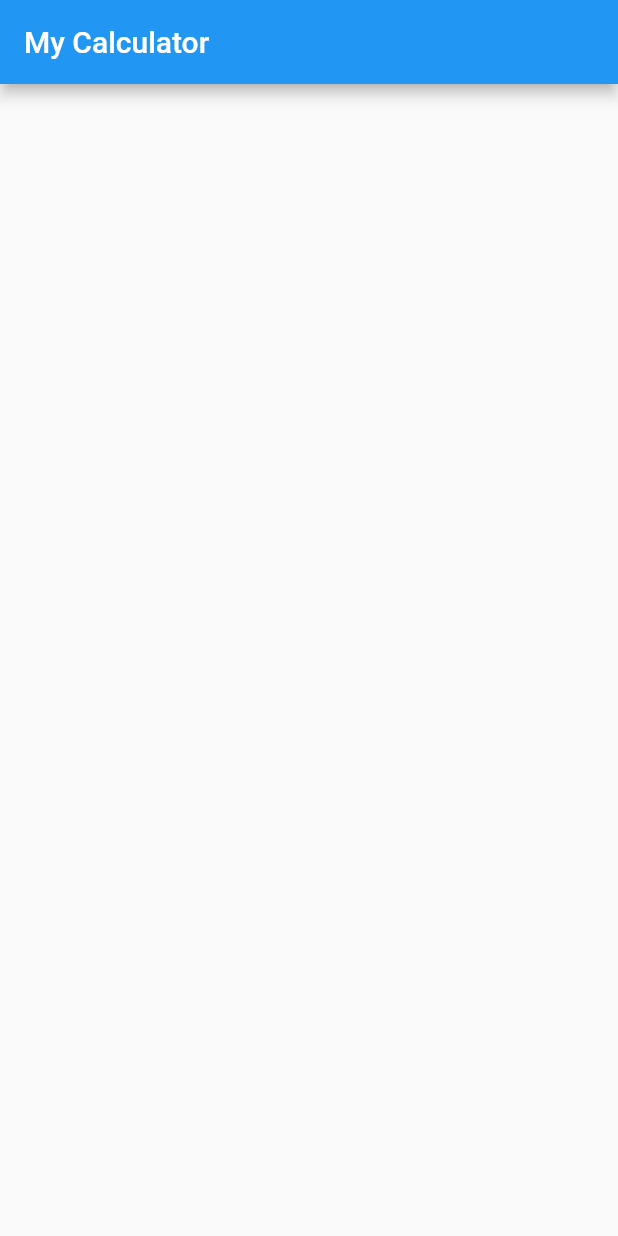
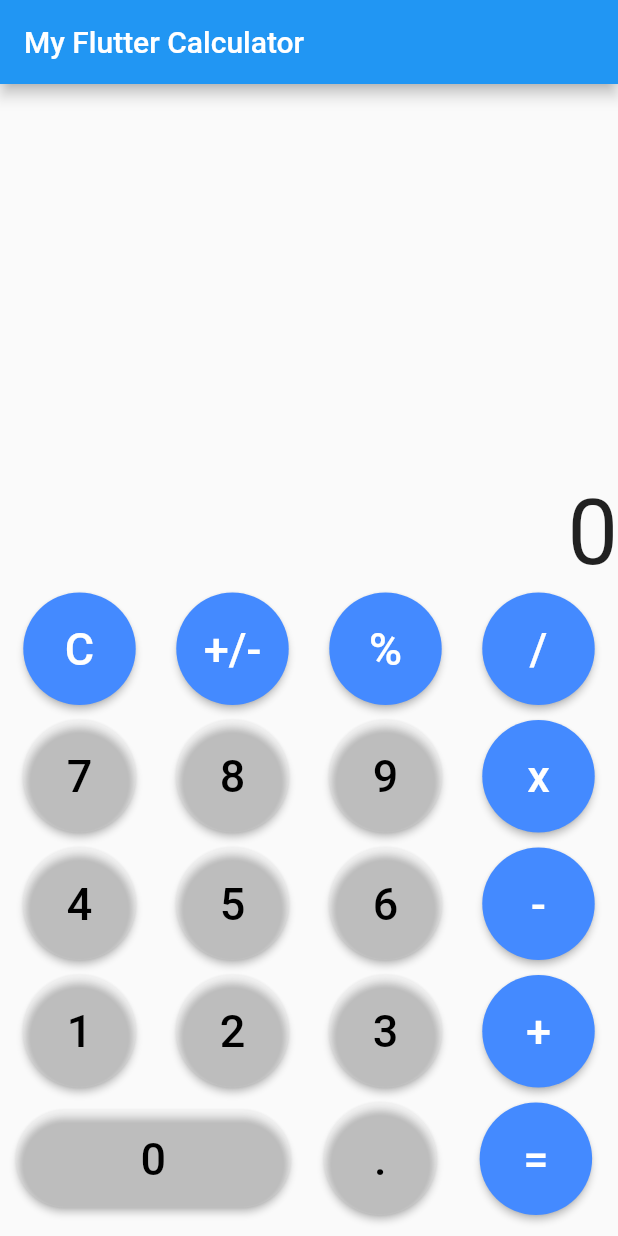
Before and after one commit to AymenSoft/FlutterCalculator, a Flutter app: the screen it shows after launch, on a phone screen of 412 x 824 dp. Run offline on Flutter 3.47's test engine with Material 2 defaults, Android fonts, the phone set to English and light mode, and no system bars.

Commit message:
create calculator interface

```diff
--- a/lib/calculator.dart
+++ b/lib/calculator.dart
@@ -21,8 +21,111 @@ class CalculatorState extends State<Calculator>{
   @override
   Widget build(BuildContext context) {
     return Container(
-
+      margin: EdgeInsets.only(bottom: 9),
+      child: Column(
+        mainAxisAlignment: MainAxisAlignment.end,
+        children: <Widget>[
+          Row(//top operation and result text
+            children: <Widget>[
+              Expanded(
+                child: Text(
+                  text,
+                  textAlign: TextAlign.right,
+                  style: TextStyle(
+                      fontSize: 60,
+                      fontStyle: FontStyle.normal
+                  ),
+                ),
+              )
+            ],
+          ),
+          Row(
+            mainAxisAlignment: MainAxisAlignment.spaceEvenly,
+            children: <Widget>[
+              button("C", Colors.white, Colors.blueAccent),
+              button("+/-", Colors.white, Colors.blueAccent),
+              button("%", Colors.white, Colors.blueAccent),
+              button("/", Colors.white, Colors.blueAccent),
+            ],
+          ),
+          Row(
+            mainAxisAlignment: MainAxisAlignment.spaceEvenly,
+            children: <Widget>[
+              button("7", Colors.black, Colors.white10),
+              button("8", Colors.black, Colors.white10),
+              button("9", Colors.black, Colors.white10),
+              button("x", Colors.white, Colors.blueAccent),
+            ],
+          ),
+          Row(
+            mainAxisAlignment: MainAxisAlignment.spaceEvenly,
+            children: <Widget>[
+              button("4", Colors.black, Colors.white10),
+              button("5", Colors.black, Colors.white10),
+              button("6", Colors.black, Colors.white10),
+              button("-", Colors.white, Colors.blueAccent),
+            ],
+          ),
+          Row(
+            mainAxisAlignment: MainAxisAlignment.spaceEvenly,
+            children: <Widget>[
+              button("1", Colors.black, Colors.white10),
+              button("2", Colors.black, Colors.white10),
+              button("3", Colors.black, Colors.white10),
+              button("+", Colors.white, Colors.blueAccent),
+            ],
+          ),
+          Row(
+            mainAxisAlignment: MainAxisAlignment.spaceEvenly,
+            children: <Widget>[
+              button("0", Colors.black, Colors.white10),
+              button(".", Colors.black, Colors.white10),
+              button("=", Colors.white, Colors.blueAccent),
+            ],
+          )
+        ],
+      ),
     );
   }
 
+  Widget button(String btnText, Color btnTextColor, Color btnColor){
+    Container container;
+    if (btnText == "0"){
+      container = Container(
+        padding: EdgeInsets.all(5),
+        child: RaisedButton(
+          onPressed: (){},
+          child: Text(
+            btnText,
+            style: TextStyle(
+                fontSize: 30,
+                color: btnTextColor
+            ),
+          ),
+          padding: EdgeInsets.only(left: 83, right: 83, top: 15, bottom: 15),
+          color: btnColor,
+          shape: StadiumBorder(),
+        ),
+      );
+    }else {
+      container = Container(
+        padding: EdgeInsets.all(5),
+        child: RaisedButton(
+          onPressed: (){},
+          child: Text(
+            btnText,
+            style: TextStyle(
+                fontSize: 30,
+                color: btnTextColor
+            ),
+          ),
+          padding: EdgeInsets.all(20),
+          color: btnColor,
+          shape: CircleBorder(),
+        ),
+      );
+    }
+    return container ;
+  }
+
 }
--- a/lib/main.dart
+++ b/lib/main.dart
@@ -13,10 +13,10 @@ class MyApp extends StatelessWidget{
       title: "My First Calculator",
       home: Scaffold(
           appBar: AppBar(
-            title: Text("My Calculator"),
+            title: Text("My Flutter Calculator"),
           ),
-          body:  Center(
-            child: Calculator(),
+          body:  Container(
+            child: Calculator()
           )
       ),
     );
```
